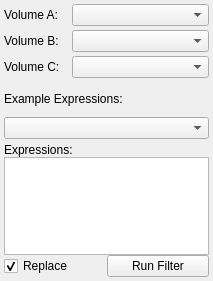
Qt form src/Interface/ToolInterface/ArithmeticFilterInterface.ui (SCIInstitute/Seg3D) before a commit.
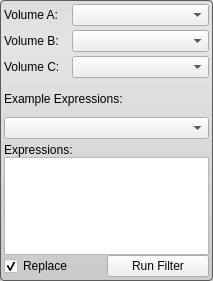
The same form after that commit.

Commit message: updates to all tool interfaces

```diff
--- a/src/Interface/ToolInterface/ArithmeticFilterInterface.ui
+++ b/src/Interface/ToolInterface/ArithmeticFilterInterface.ui
@@ -31,6 +31,13 @@
   <property name="windowTitle">
    <string>Arithmetic Filter</string>
   </property>
+  <property name="styleSheet">
+   <string notr="true">QWidget#ArithmeticFilterInterface{
+  border-radius: 4px;
+  border: 1px solid rgb(90, 90, 90);
+  background-color: qlineargradient(spread:pad, x1:0.5, y1:0, x2:0.5, y2:0.960227, stop:0 rgba(221, 221, 221, 255), stop:0.155779 rgba(228, 228, 228, 255), stop:1 rgba(202, 204, 204, 255));      
+}</string>
+  </property>
   <layout class="QVBoxLayout" name="verticalLayout_3">
    <property name="spacing">
     <number>0</number>
```
The commit also changes 26 other files.
